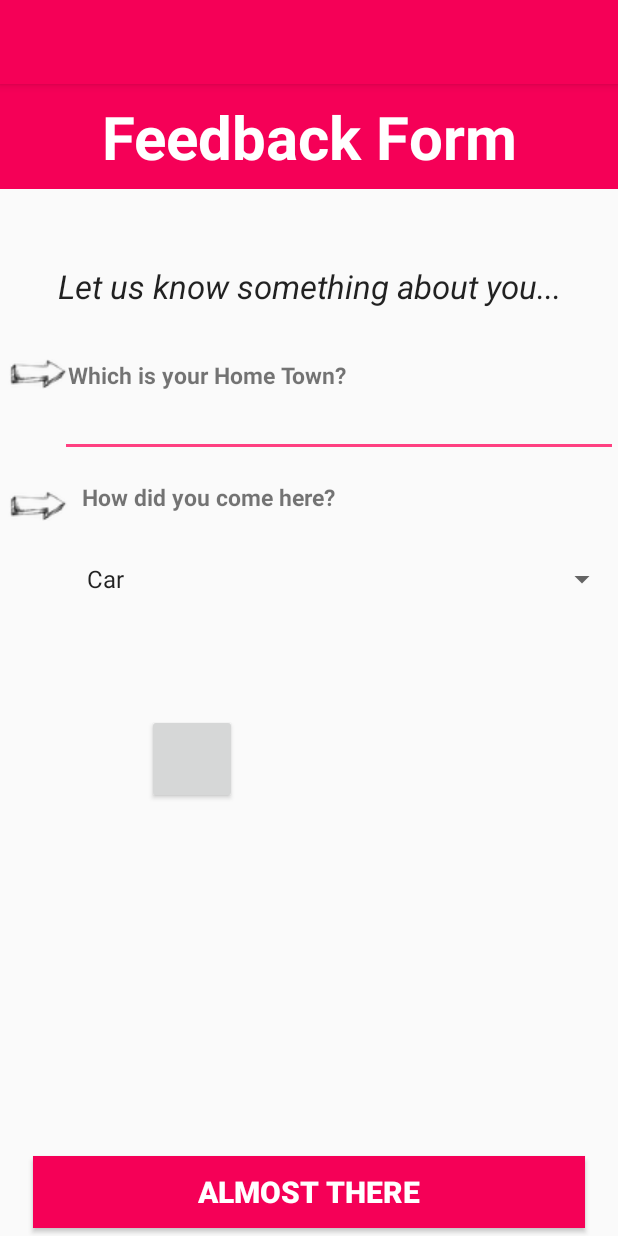
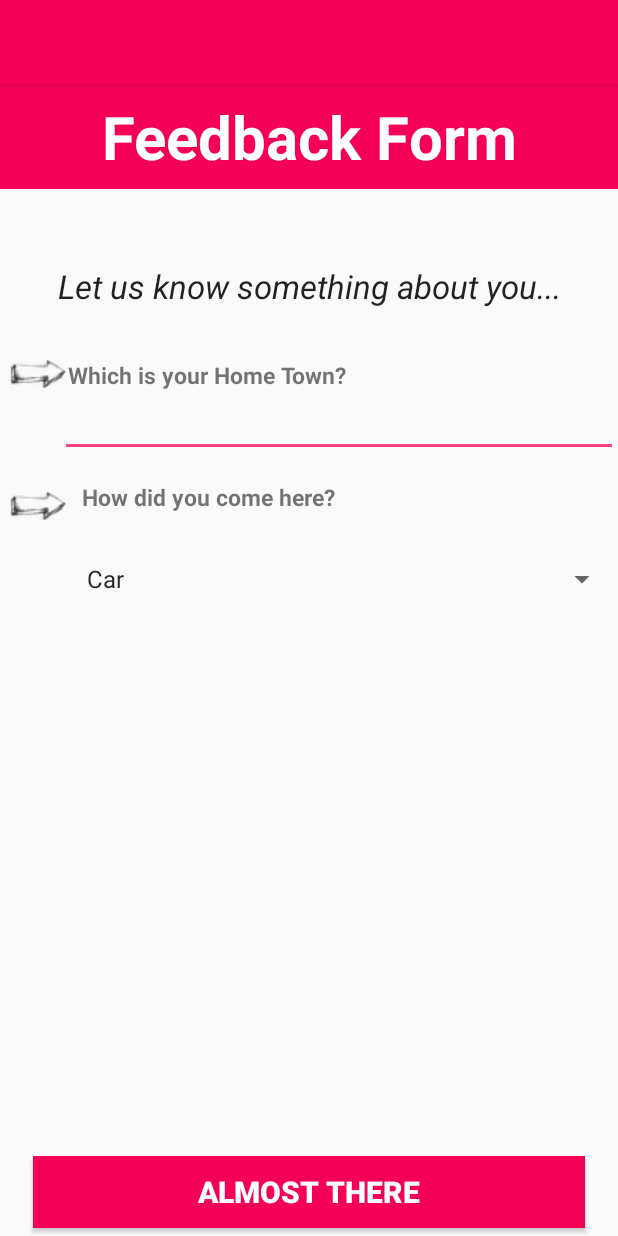
Before and after one commit to TeamRevelador/Hack40Android, an Android app: the FeedbackPage1 screen opened directly, with no data from a screen before it, on a phone screen of 412 x 824 dp. Run offline under Robolectric (Android 15) with nearby library versions, the phone set to English and light mode, and no system bars; Roboto replaces fonts that are not available here.

Commit message:
home layout bug fix

```diff
--- a/app/src/main/AndroidManifest.xml
+++ b/app/src/main/AndroidManifest.xml
@@ -2,6 +2,8 @@
 <manifest xmlns:android="http://schemas.android.com/apk/res/android"
     package="com.teamrevelador.hack40_android">
 
+    <uses-permission android:name="android.permission.ACCESS_COARSE_LOCATION" />
+    <uses-permission android:name="android.permission.ACCESS_FINE_LOCATION" />
     <uses-permission android:name="android.permission.INTERNET" />
 
     <uses-permission android:name="android.permission.READ_EXTERNAL_STORAGE" />
--- a/app/src/main/java/com/teamrevelador/hack40_android/Fragments/FeedbackPage1.java
+++ b/app/src/main/java/com/teamrevelador/hack40_android/Fragments/FeedbackPage1.java
@@ -36,16 +36,5 @@ public class FeedbackPage1 extends AppCompatActivity {
         }
 
 
-    Button bo = findViewById(R.id.btf1);
-        bo.setOnClickListener(new View.OnClickListener()
-
-    {
-        @Override
-        public void onClick (View view){
-        Intent intent = new Intent(FeedbackPage1.this, FeedbackPage2.class);
-        startActivity(intent);
-
-    }
-    });
 
     }}
--- a/app/src/main/res/layout/feedback_page1.xml
+++ b/app/src/main/res/layout/feedback_page1.xml
@@ -131,12 +131,5 @@
         app:layout_constraintLeft_toLeftOf="parent"
         app:layout_constraintRight_toRightOf="parent" />
 
-    <Button
-        android:id="@+id/btf1"
-        android:layout_width="60dp"
-        android:layout_height="60dp"
-        android:layout_marginStart="98dp"
-        android:layout_marginTop="70dp"
-        app:layout_constraintStart_toStartOf="parent"
-        app:layout_constraintTop_toBottomOf="@+id/spinner1" />
+
 </android.support.constraint.ConstraintLayout>
--- a/app/src/main/res/layout/home_fragment_layout.xml
+++ b/app/src/main/res/layout/home_fragment_layout.xml
@@ -1,4 +1,5 @@
 <?xml version="1.0" encoding="utf-8"?>
+
 <android.support.constraint.ConstraintLayout xmlns:android="http://schemas.android.com/apk/res/android"
     android:layout_width="match_parent"
     android:layout_height="match_parent"
```
Also changed, not shown: app/src/main/java/com/teamrevelador/hack40_android/Activities/MainActivity.java (+89 -13 lines), app/src/main/java/com/teamrevelador/hack40_android/Adapters/HomeAdapter.java (+22 -1 lines), app/src/main/res/layout/activity_main.xml (+3 -13 lines).
